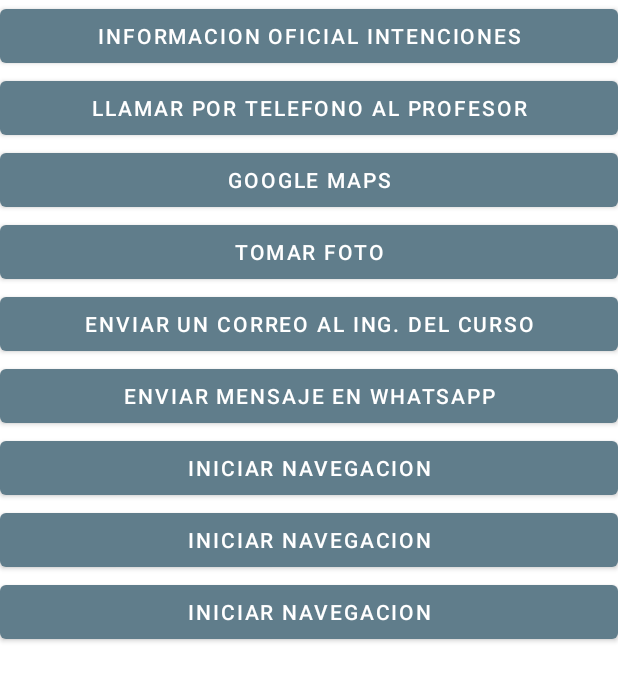
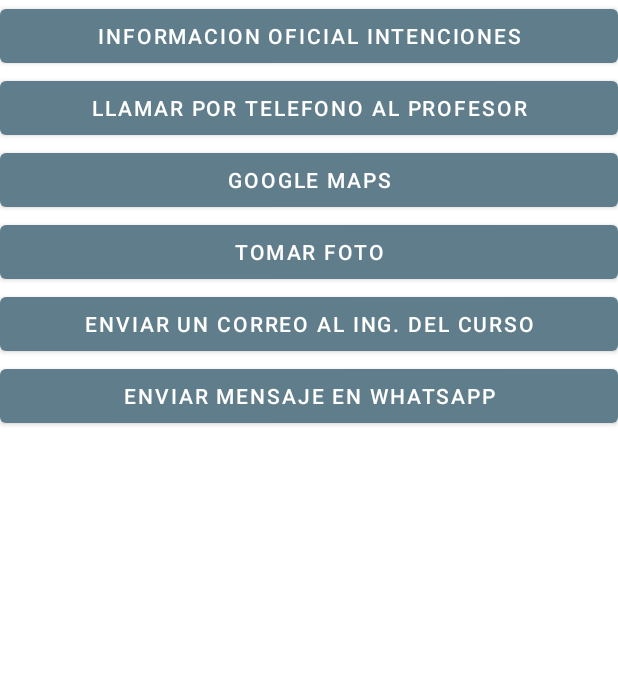
Before and after one commit to anggonzales/U1AngelGonzalesEjercicio2Tema3, an Android app: the Intenciones screen opened directly, with no data from a screen before it, on a phone screen of 412 x 824 dp. Shown: the top 681 px of the screen. Run offline under Robolectric (Android 15) with nearby library versions, the phone set to English and light mode, and no system bars.

```diff
--- a/app/src/main/res/layout/activity_intenciones.xml
+++ b/app/src/main/res/layout/activity_intenciones.xml
@@ -41,20 +41,5 @@
         android:layout_height="wrap_content"
         android:onClick="whatsapp"
         android:text="Enviar mensaje en Whatsapp" />
-    <Button
-        android:layout_width="match_parent"
-        android:layout_height="wrap_content"
-        android:onClick="navegacion"
-        android:text="Iniciar navegacion" />
-    <Button
-        android:layout_width="match_parent"
-        android:layout_height="wrap_content"
-        android:onClick="navegacion"
-        android:text="Iniciar navegacion" />
-    <Button
-        android:layout_width="match_parent"
-        android:layout_height="wrap_content"
-        android:onClick="navegacion"
-        android:text="Iniciar navegacion" />
 </LinearLayout>
 </ScrollView>
--- a/app/src/main/res/values/colors.xml
+++ b/app/src/main/res/values/colors.xml
@@ -1,5 +1,6 @@
 <?xml version="1.0" encoding="utf-8"?>
 <resources>
+
     <color name="colorPrimary">#607D8B</color>
     <color name="colorPrimaryDark">#455A64</color>
     <color name="primary_light">#CFD8DC</color>
```
